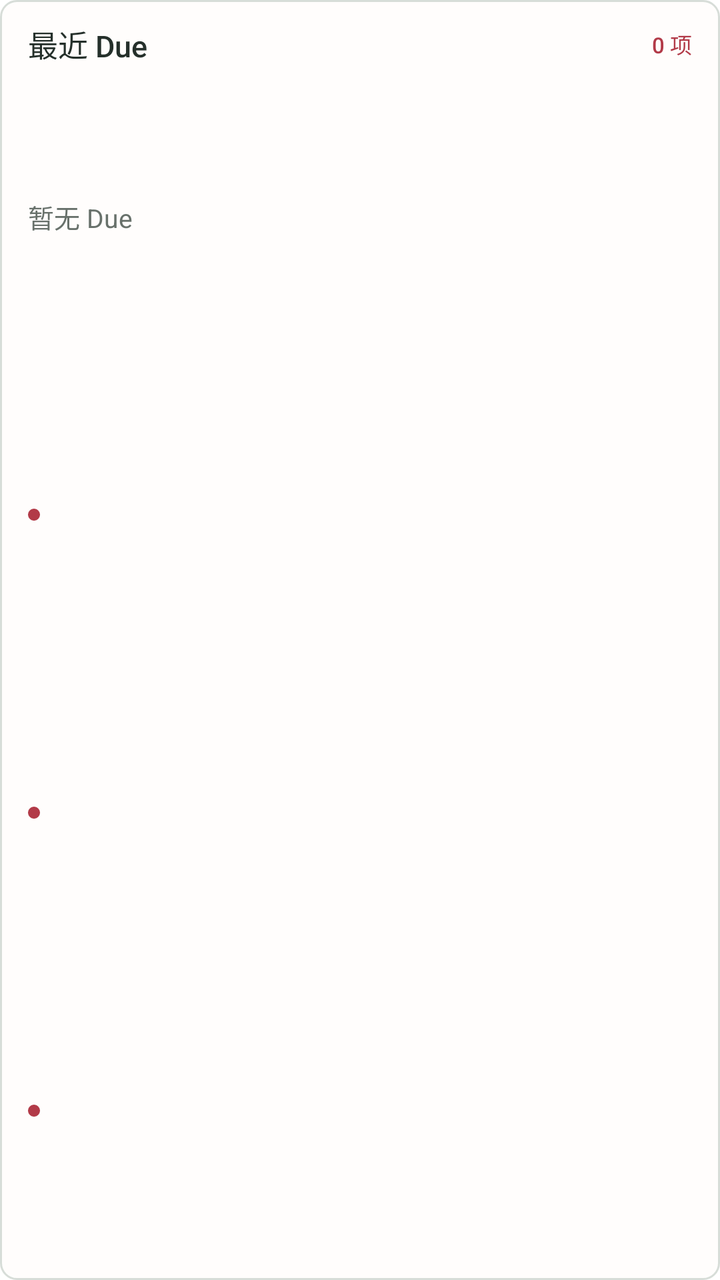
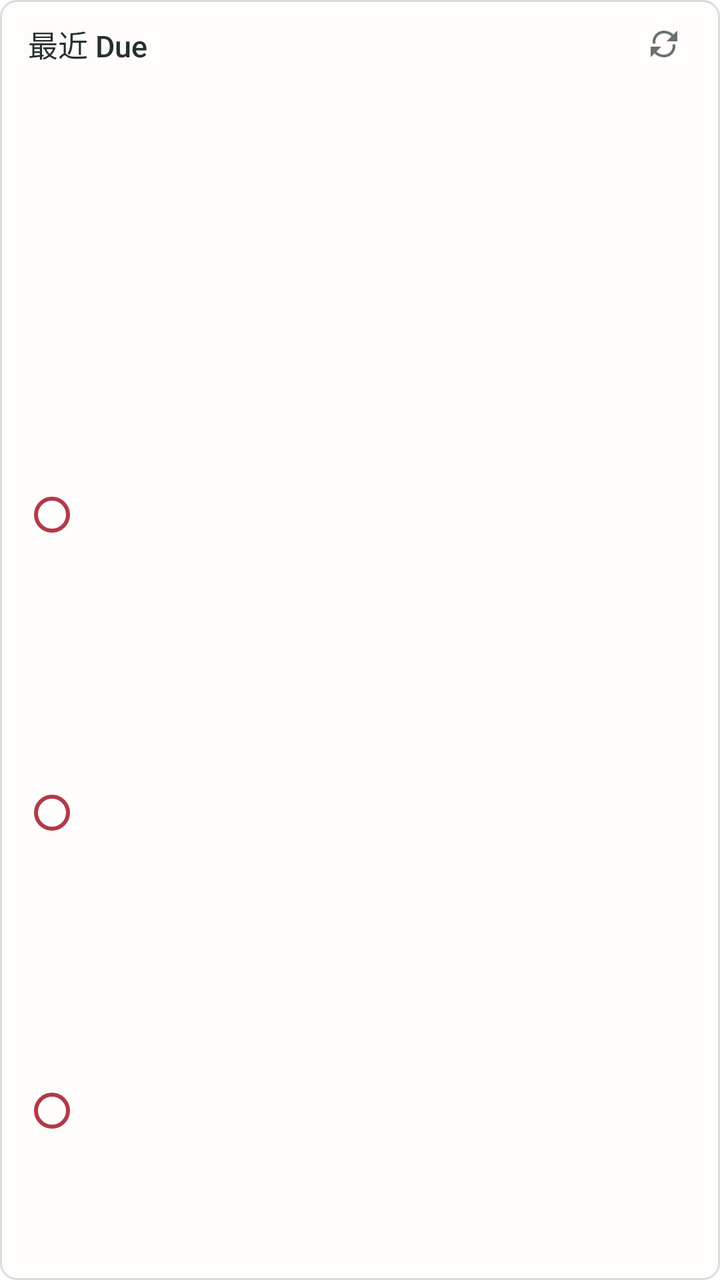

Two renders of the same Android screen: before a commit and after it. Below are the layout's source before the change and the commit's diff.
<!-- AndroidManifest.xml: fallback theme Theme.MaterialComponents.DayNight.NoActionBar -->
<!-- res/layout/widget_due.xml -->
<?xml version="1.0" encoding="utf-8"?>
<LinearLayout xmlns:android="http://schemas.android.com/apk/res/android"
    android:id="@+id/widget_due_root"
    android:layout_width="match_parent"
    android:layout_height="match_parent"
    android:background="@drawable/widget_background"
    android:clickable="true"
    android:contentDescription="@string/widget_due_description"
    android:gravity="center_vertical"
    android:orientation="vertical"
    android:paddingStart="14dp"
    android:paddingTop="10dp"
    android:paddingEnd="14dp"
    android:paddingBottom="10dp">

    <LinearLayout
        android:layout_width="match_parent"
        android:layout_height="24dp"
        android:gravity="center_vertical"
        android:orientation="horizontal">

        <TextView
            android:layout_width="0dp"
            android:layout_height="wrap_content"
            android:layout_weight="1"
            android:ellipsize="end"
            android:fontFamily="sans-serif-medium"
            android:maxLines="1"
            android:text="@string/widget_due_name"
            android:textColor="@color/widget_primary_text"
            android:textSize="15sp"/>

        <TextView
            android:id="@+id/due_summary"
            android:layout_width="wrap_content"
            android:layout_height="wrap_content"
            android:fontFamily="sans-serif-medium"
            android:text="0 项"
            android:textColor="@color/widget_coral"
            android:textSize="11sp"/>
    </LinearLayout>

    <TextView
        android:id="@+id/due_empty"
        android:layout_width="match_parent"
        android:layout_height="0dp"
        android:layout_weight="1"
        android:gravity="center_vertical"
        android:text="暂无 Due"
        android:textColor="@color/widget_secondary_text"
        android:textSize="13sp"/>

    <LinearLayout
        android:id="@+id/due_row_1"
        android:layout_width="match_parent"
        android:layout_height="0dp"
        android:layout_weight="1"
        android:gravity="center_vertical"
        android:orientation="horizontal">

        <ImageView
            android:layout_width="6dp"
            android:layout_height="6dp"
            android:layout_marginEnd="8dp"
            android:contentDescription="@null"
            android:src="@drawable/widget_due_dot"/>

        <TextView
            android:id="@+id/due_date_1"
            android:layout_width="86dp"
            android:layout_height="wrap_content"
            android:ellipsize="end"
            android:maxLines="1"
            android:textColor="@color/widget_secondary_text"
            android:textSize="11sp"/>

        <TextView
            android:id="@+id/due_title_1"
            android:layout_width="0dp"
            android:layout_height="wrap_content"
            android:layout_weight="1"
            android:ellipsize="end"
            android:maxLines="1"
            android:textColor="@color/widget_primary_text"
            android:textSize="13sp"/>
    </LinearLayout>

    <LinearLayout
        android:id="@+id/due_row_2"
        android:layout_width="match_parent"
        android:layout_height="0dp"
        android:layout_weight="1"
        android:gravity="center_vertical"
        android:orientation="horizontal">

        <ImageView
            android:layout_width="6dp"
            android:layout_height="6dp"
            android:layout_marginEnd="8dp"
            android:contentDescription="@null"
            android:src="@drawable/widget_due_dot"/>

        <TextView
            android:id="@+id/due_date_2"
            android:layout_width="86dp"
            android:layout_height="wrap_content"
            android:ellipsize="end"
            android:maxLines="1"
            android:textColor="@color/widget_secondary_text"
            android:textSize="11sp"/>

        <TextView
            android:id="@+id/due_title_2"
            android:layout_width="0dp"
            android:layout_height="wrap_content"
            android:layout_weight="1"
            android:ellipsize="end"
            android:maxLines="1"
            android:textColor="@color/widget_primary_text"
            android:textSize="13sp"/>
    </LinearLayout>

    <LinearLayout
        android:id="@+id/due_row_3"
        android:layout_width="match_parent"
        android:layout_height="0dp"
        android:layout_weight="1"
        android:gravity="center_vertical"
        android:orientation="horizontal">

        <ImageView
            android:layout_width="6dp"
            android:layout_height="6dp"
            android:layout_marginEnd="8dp"
            android:contentDescription="@null"
            android:src="@drawable/widget_due_dot"/>

        <TextView
            android:id="@+id/due_date_3"
            android:layout_width="86dp"
            android:layout_height="wrap_content"
            android:ellipsize="end"
            android:maxLines="1"
            android:textColor="@color/widget_secondary_text"
            android:textSize="11sp"/>

        <TextView
            android:id="@+id/due_title_3"
            android:layout_width="0dp"
            android:layout_height="wrap_content"
            android:layout_weight="1"
            android:ellipsize="end"
            android:maxLines="1"
            android:textColor="@color/widget_primary_text"
            android:textSize="13sp"/>
    </LinearLayout>
</LinearLayout>
<!-- resources referenced by this layout -->
<resources>
  <color name="widget_coral">#B23A48</color>
  <color name="widget_primary_text">#25302B</color>
  <color name="widget_secondary_text">#68716B</color>
  <!-- drawable widget_background (drawable) -->
  <?xml version="1.0" encoding="utf-8"?>
  <shape xmlns:android="http://schemas.android.com/apk/res/android"
      android:shape="rectangle">
      <solid android:color="@color/widget_surface"/>
      <stroke
          android:width="1dp"
          android:color="@color/widget_border"/>
      <corners android:radius="8dp"/>
  </shape>
  <!-- drawable widget_due_dot (drawable) -->
  <?xml version="1.0" encoding="utf-8"?>
  <shape xmlns:android="http://schemas.android.com/apk/res/android"
      android:shape="oval">
      <solid android:color="@color/widget_coral"/>
      <size
          android:width="6dp"
          android:height="6dp"/>
  </shape>
  <string name="widget_due_description">显示最近的三个 Due</string>
  <string name="widget_due_name">最近 Due</string>
  <color name="widget_surface">#FFFDFC</color>
  <color name="widget_border">#D7DDD8</color>
</resources>

<!-- the commit's change to res/layout/widget_due.xml (unified diff, before → after) -->
@@ -20,9 +20,8 @@
         android:orientation="horizontal">
 
         <TextView
-            android:layout_width="0dp"
+            android:layout_width="wrap_content"
             android:layout_height="wrap_content"
-            android:layout_weight="1"
             android:ellipsize="end"
             android:fontFamily="sans-serif-medium"
             android:maxLines="1"
@@ -32,12 +31,27 @@
 
         <TextView
             android:id="@+id/due_summary"
-            android:layout_width="wrap_content"
+            android:layout_width="0dp"
             android:layout_height="wrap_content"
-            android:fontFamily="sans-serif-medium"
-            android:text="0 项"
+            android:layout_marginStart="10dp"
+            android:layout_weight="1"
+            android:ellipsize="end"
+            android:fontFamily="cursive"
+            android:gravity="end"
+            android:maxLines="1"
             android:textColor="@color/widget_coral"
-            android:textSize="11sp"/>
+            android:textSize="14sp"/>
+
+        <ImageView
+            android:id="@+id/due_refresh"
+            android:layout_width="28dp"
+            android:layout_height="28dp"
+            android:layout_marginStart="4dp"
+            android:background="?android:attr/selectableItemBackgroundBorderless"
+            android:clickable="true"
+            android:contentDescription="刷新文案"
+            android:padding="6dp"
+            android:src="@drawable/widget_refresh"/>
     </LinearLayout>
 
     <TextView
@@ -45,10 +59,12 @@
         android:layout_width="match_parent"
         android:layout_height="0dp"
         android:layout_weight="1"
-        android:gravity="center_vertical"
-        android:text="暂无 Due"
-        android:textColor="@color/widget_secondary_text"
-        android:textSize="13sp"/>
+        android:gravity="center"
+        android:fontFamily="cursive"
+        android:maxLines="4"
+        android:padding="10dp"
+        android:textColor="@color/widget_primary_text"
+        android:textSize="21sp"/>
 
     <LinearLayout
         android:id="@+id/due_row_1"
@@ -59,11 +75,15 @@
         android:orientation="horizontal">
 
         <ImageView
-            android:layout_width="6dp"
-            android:layout_height="6dp"
+            android:id="@+id/due_check_1"
+            android:layout_width="24dp"
+            android:layout_height="24dp"
             android:layout_marginEnd="8dp"
-            android:contentDescription="@null"
-            android:src="@drawable/widget_due_dot"/>
+            android:background="?android:attr/selectableItemBackgroundBorderless"
+            android:clickable="true"
+            android:contentDescription="标记完成"
+            android:padding="3dp"
+            android:src="@drawable/widget_due_check"/>
 
         <TextView
             android:id="@+id/due_date_1"
@@ -94,11 +114,15 @@
         android:orientation="horizontal">
 
         <ImageView
-            android:layout_width="6dp"
-            android:layout_height="6dp"
+            android:id="@+id/due_check_2"
+            android:layout_width="24dp"
+            android:layout_height="24dp"
             android:layout_marginEnd="8dp"
-            android:contentDescription="@null"
-            android:src="@drawable/widget_due_dot"/>
+            android:background="?android:attr/selectableItemBackgroundBorderless"
+            android:clickable="true"
+            android:contentDescription="标记完成"
+            android:padding="3dp"
+            android:src="@drawable/widget_due_check"/>
 
         <TextView
             android:id="@+id/due_date_2"
@@ -129,11 +153,15 @@
         android:orientation="horizontal">
 
         <ImageView
-            android:layout_width="6dp"
-            android:layout_height="6dp"
+            android:id="@+id/due_check_3"
+            android:layout_width="24dp"
+            android:layout_height="24dp"
             android:layout_marginEnd="8dp"
-            android:contentDescription="@null"
-            android:src="@drawable/widget_due_dot"/>
+            android:background="?android:attr/selectableItemBackgroundBorderless"
+            android:clickable="true"
+            android:contentDescription="标记完成"
+            android:padding="3dp"
+            android:src="@drawable/widget_due_check"/>
 
         <TextView
             android:id="@+id/due_date_3"
<!-- resource entries referenced after the edit -->
@@ -13,15 +13,26 @@
           android:color="@color/widget_border"/>
       <corners android:radius="8dp"/>
   </shape>
-  <!-- drawable widget_due_dot (drawable) -->
+  <!-- drawable widget_due_check (drawable) -->
   <?xml version="1.0" encoding="utf-8"?>
   <shape xmlns:android="http://schemas.android.com/apk/res/android"
       android:shape="oval">
-      <solid android:color="@color/widget_coral"/>
-      <size
-          android:width="6dp"
-          android:height="6dp"/>
+      <solid android:color="@android:color/transparent"/>
+      <stroke
+          android:width="2dp"
+          android:color="@color/widget_coral"/>
   </shape>
+  <!-- drawable widget_refresh (drawable) -->
+  <?xml version="1.0" encoding="utf-8"?>
+  <vector xmlns:android="http://schemas.android.com/apk/res/android"
+      android:width="24dp"
+      android:height="24dp"
+      android:viewportWidth="24"
+      android:viewportHeight="24">
+      <path
+          android:fillColor="@color/widget_secondary_text"
+          android:pathData="M17.65,6.35C16.2,4.9 14.21,4 12,4c-4.09,0 -7.19,3.72 -6.39,7.69l-2.08,0C2.77,6.56 6.73,2 12,2c2.76,0 5.26,1.12 7.07,2.93L22,2v8h-8l3.65,-3.65zM6.35,17.65C7.8,19.1 9.79,20 12,20c4.09,0 7.19,-3.72 6.39,-7.69h2.08C21.23,17.44 17.27,22 12,22c-2.76,0 -5.26,-1.12 -7.07,-2.93L2,22v-8h8l-3.65,3.65z"/>
+  </vector>
   <string name="widget_due_description">显示最近的三个 Due</string>
   <string name="widget_due_name">最近 Due</string>
   <color name="widget_surface">#FFFDFC</color>
